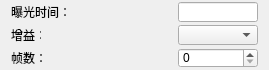
Qt form ZCIPS/PanelDetector/pesipanelwidget.ui (maozi2327/ZCIPS) before a commit.
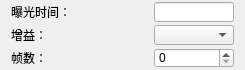
The same form after that commit.

Diff of the .ui file:
```diff
--- a/ZCIPS/PanelDetector/pesipanelwidget.ui
+++ b/ZCIPS/PanelDetector/pesipanelwidget.ui
@@ -6,26 +6,32 @@
    <rect>
     <x>0</x>
     <y>0</y>
-    <width>269</width>
+    <width>245</width>
     <height>70</height>
    </rect>
   </property>
+  <property name="sizePolicy">
+   <sizepolicy hsizetype="Expanding" vsizetype="Preferred">
+    <horstretch>0</horstretch>
+    <verstretch>0</verstretch>
+   </sizepolicy>
+  </property>
   <property name="minimumSize">
    <size>
-    <width>269</width>
+    <width>0</width>
     <height>70</height>
    </size>
   </property>
   <property name="maximumSize">
    <size>
-    <width>269</width>
-    <height>70</height>
+    <width>16777215</width>
+    <height>16777215</height>
    </size>
   </property>
   <property name="windowTitle">
    <string>PEsiPanelWidget</string>
   </property>
-  <layout class="QGridLayout" name="gridLayout">
+  <layout class="QGridLayout" name="gridLayout" columnstretch="1,0,0">
    <property name="topMargin">
     <number>2</number>
    </property>
@@ -93,7 +99,7 @@
      </property>
      <property name="maximumSize">
       <size>
-       <width>30</width>
+       <width>100</width>
        <height>16</height>
       </size>
      </property>
@@ -125,7 +131,7 @@
     <widget class="QLabel" name="singleShotFramesStaticLabel">
      <property name="maximumSize">
       <size>
-       <width>50</width>
+       <width>100</width>
        <height>16777215</height>
       </size>
      </property>
```
Left out of the diff: 2 changed lines with no effect on the pictures.
